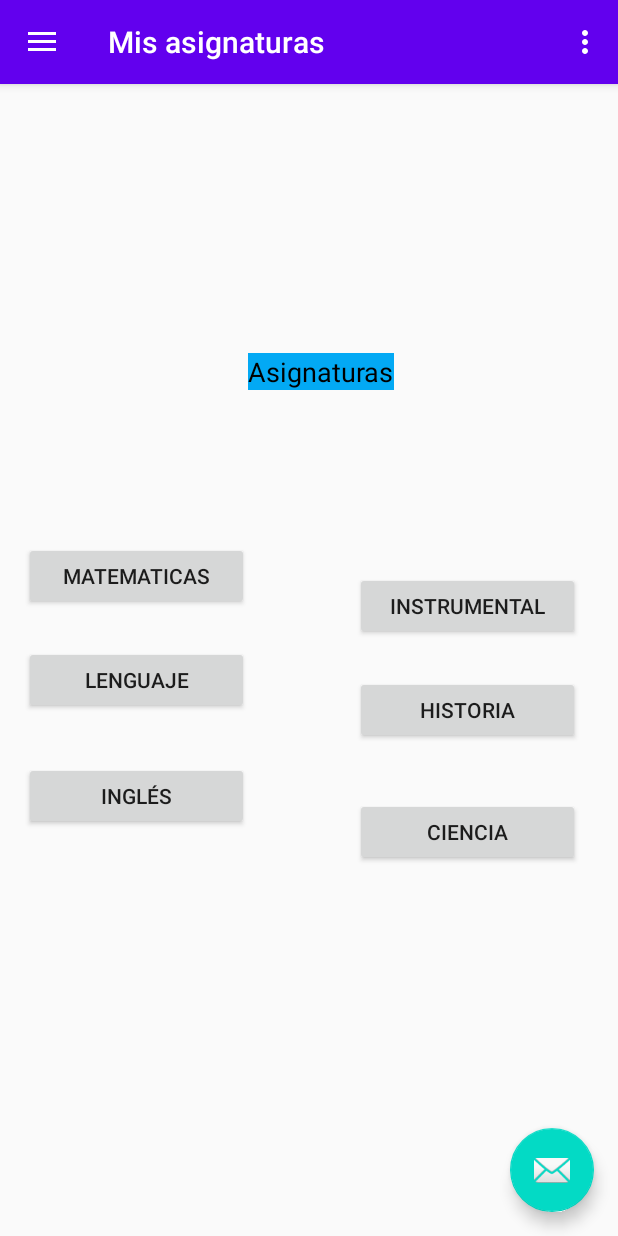
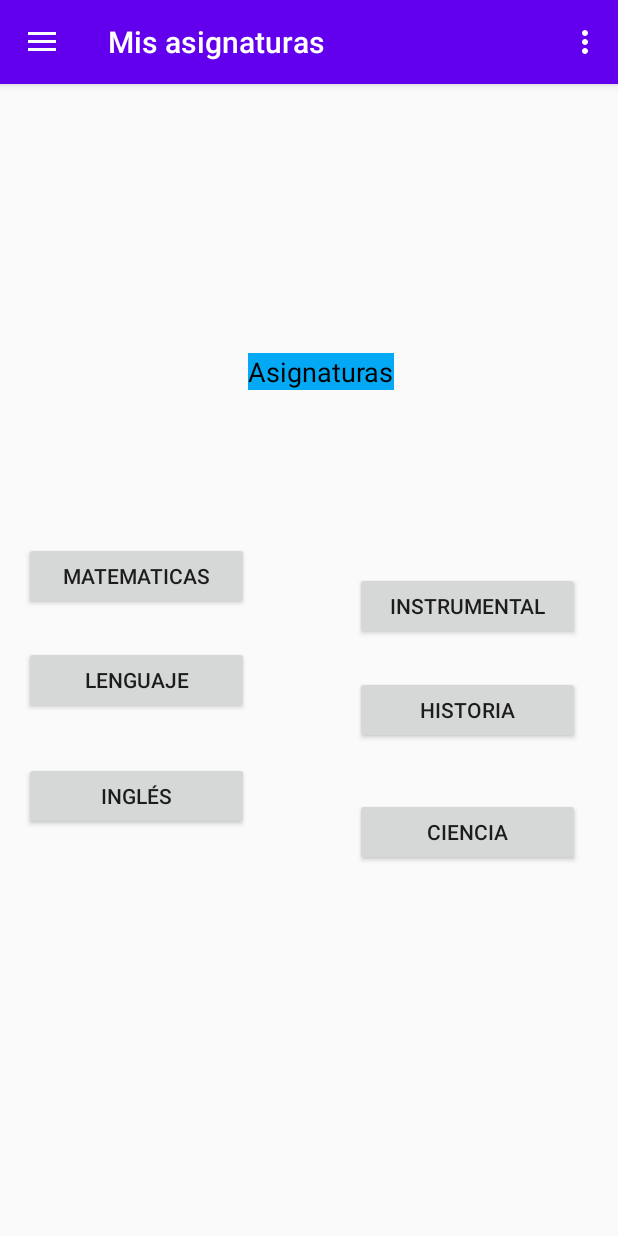
Before and after one commit to eduardotwk/EducaTech, an Android app: the Main2Activity screen opened directly, with no data from a screen before it, on a phone screen of 412 x 824 dp. Run offline under Robolectric (Android 15) with nearby library versions, the phone set to English and light mode, and no system bars; our stand-ins replace navigation-ui.

Commit message:
arreglos varios

```diff
--- a/app/src/main/java/com/example/navegacion/Main2Activity.java
+++ b/app/src/main/java/com/example/navegacion/Main2Activity.java
@@ -30,14 +30,6 @@ public class Main2Activity extends AppCompatActivity {
         setContentView(R.layout.activity_main2);
         Toolbar toolbar = findViewById(R.id.toolbar);
         setSupportActionBar(toolbar);
-        FloatingActionButton fab = findViewById(R.id.fab);
-        fab.setOnClickListener(new View.OnClickListener() {
-            @Override
-            public void onClick(View view) {
-                Snackbar.make(view, "Replace with your own action", Snackbar.LENGTH_LONG)
-                        .setAction("Action", null).show();
-            }
-        });
         DrawerLayout drawer = findViewById(R.id.drawer_layout);
         NavigationView navigationView = findViewById(R.id.nav_view);
         // Passing each menu ID as a set of Ids because each
--- a/app/src/main/res/layout/app_bar_main2.xml
+++ b/app/src/main/res/layout/app_bar_main2.xml
@@ -22,12 +22,5 @@
 
     <include layout="@layout/content_main2" />
 
-    <com.google.android.material.floatingactionbutton.FloatingActionButton
-        android:id="@+id/fab"
-        android:layout_width="wrap_content"
-        android:layout_height="wrap_content"
-        android:layout_gravity="bottom|end"
-        android:layout_margin="@dimen/fab_margin"
-        app:srcCompat="@android:drawable/ic_dialog_email" />
 
 </androidx.coordinatorlayout.widget.CoordinatorLayout>
--- a/app/src/main/res/values/strings.xml
+++ b/app/src/main/res/values/strings.xml
@@ -15,8 +15,6 @@
 
 
     //MENSAJES STRING LOGIN
-    <string name="string_rut">190753670</string>
-    <string name="string_password">19075367</string>
     <string name="string_msg_datos">Ingrese datos de acceso</string>
     <string name="string_msg_rut">Ingrese Rut</string>
     <string name="string_msg_pass">Ingrese Contraseña</string>
```
Also changed, not shown: app/src/main/java/com/example/navegacion/LoginActivity.java (+1 -8 lines), app/src/main/java/com/example/navegacion/MainActivity.java (+0 -8 lines), app/src/main/res/layout/app_bar_main.xml (+0 -7 lines).
